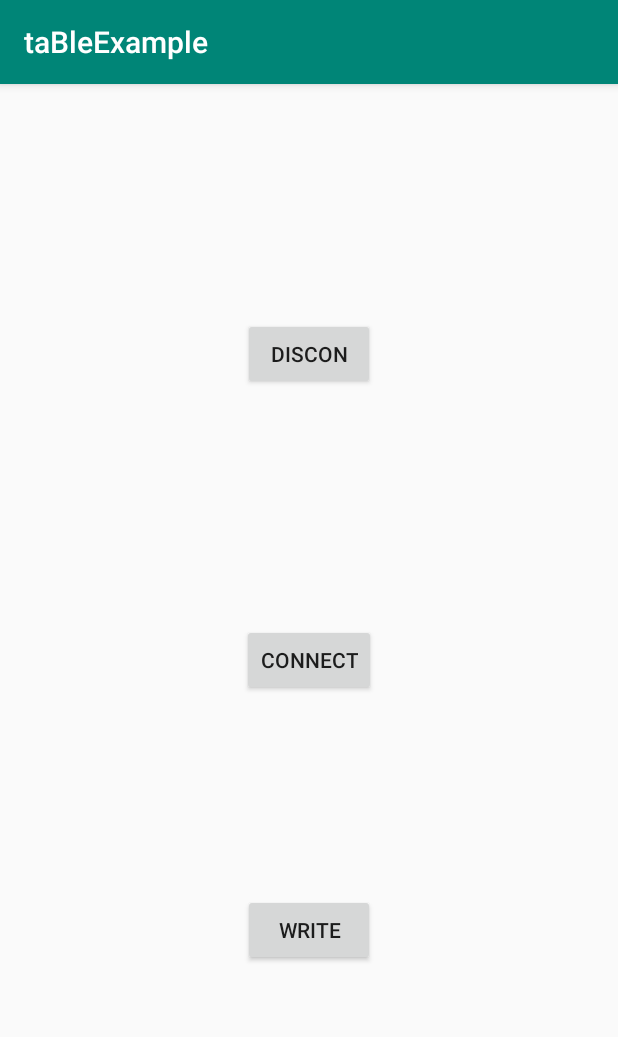
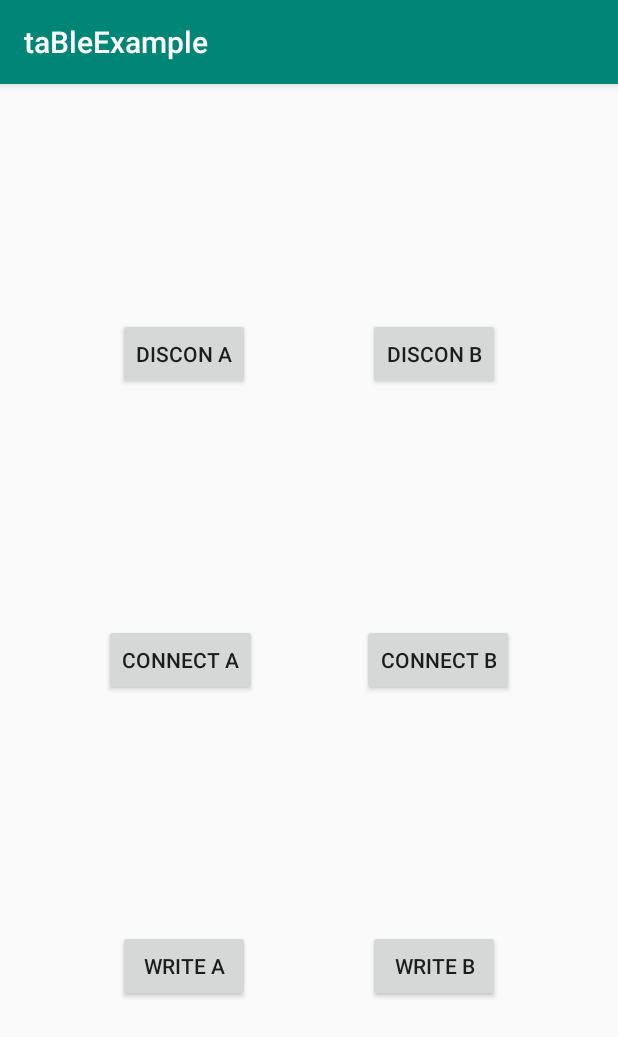
Before and after one commit to tjgmlfbs124/androidBLE, an Android app: the MainActivity screen opened directly, with no data from a screen before it, on a phone screen of 412 x 824 dp. Shown: the top 1037 px of the screen. Run offline under Robolectric (Android 15) with nearby library versions, the phone set to English and light mode, and no system bars; 1 statement that could not run was skipped.

Commit message:
연결중 장비 처리

```diff
--- a/app/src/main/java/com/tathink/tableexample/MainActivity.java
+++ b/app/src/main/java/com/tathink/tableexample/MainActivity.java
@@ -13,7 +13,8 @@ import com.tathink.table.TaDevice;
 import java.util.UUID;
 
 public class MainActivity extends AppCompatActivity {
-    TaDevice toConnnectDevice;
+    TaDevice toConnectDevice;
+    TaDevice toConnectDevice2;
     final static String uuidStr = "0000FFE1-0000-1000-8000-00805F9B34FB";
 
     @Override
@@ -25,10 +26,14 @@ public class MainActivity extends AppCompatActivity {
         Button writeBtn = (Button)this.findViewById(R.id.writeBtn);
         Button disconnectBtn = (Button)this.findViewById(R.id.disconnectBtn);
 
+        Button connectBtn2 = (Button)this.findViewById(R.id.connectBtn2);
+        Button writeBtn2 = (Button)this.findViewById(R.id.writeBtn2);
+        Button disconnectBtn2 = (Button)this.findViewById(R.id.disconnectBtn2);
+
 
         final TaBle myBle = new TaBle(this);
 
-        myBle.scan(20000, new TaBle.ScanCallBack() {
+        myBle.scan(3000, new TaBle.ScanCallBack() {
             // 디바이스가 스캔 될 때 마다 호출됨.
             @Override
             public void onScan(TaDevice device, int rssi) {
@@ -37,8 +42,12 @@ public class MainActivity extends AppCompatActivity {
                 String mAddress = device.address;
                 Log.i("@ckw", "scanned device: "+mName+"//addr: "+mAddress);
                 if(mAddress.equals("50:8C:B1:66:0C:B3") ) {
-                    Log.i("@ckw", "나의주소 저장");
-                    toConnnectDevice = new TaDevice(mAddress, mName);
+                    Log.i("@ckw", "keep1 :"+mName);
+                    toConnectDevice = new TaDevice(mAddress, mName);
+                }
+                if(mAddress.equals("50:8C:B1:6A:7F:D7")) {
+                    Log.i("@ckw", "keep2 :"+mName);
+                    toConnectDevice2 = new TaDevice(mAddress, mName);
                 }
             }
         });
@@ -46,21 +55,38 @@ public class MainActivity extends AppCompatActivity {
         connectBtn.setOnClickListener(new View.OnClickListener() {
             @Override
             public void onClick(View v) {
-                myBle.connect(toConnnectDevice, UUID.fromString(uuidStr));
+                myBle.connect(toConnectDevice, UUID.fromString(uuidStr));
+            }
+        });
+        writeBtn.setOnClickListener(new View.OnClickListener() {
+            @Override
+            public void onClick(View v) {
+                myBle.writeData(toConnectDevice, "hello robot1");
+            }
+        });
+        disconnectBtn.setOnClickListener(new View.OnClickListener() {
+            @Override
+            public void onClick(View v) {
+                myBle.disConnect(toConnectDevice);
             }
         });
 
-        writeBtn.setOnClickListener(new View.OnClickListener() {
+        connectBtn2.setOnClickListener(new View.OnClickListener() {
             @Override
             public void onClick(View v) {
-                myBle.writeData(toConnnectDevice, "hello robot!");
+                myBle.connect(toConnectDevice2, UUID.fromString(uuidStr));
             }
         });
-
-        disconnectBtn.setOnClickListener(new View.OnClickListener() {
+        writeBtn2.setOnClickListener(new View.OnClickListener() {
             @Override
             public void onClick(View v) {
-                myBle.disConnect(toConnnectDevice);
+                myBle.writeData(toConnectDevice2, "hello robot2");
+            }
+        });
+        disconnectBtn2.setOnClickListener(new View.OnClickListener() {
+            @Override
+            public void onClick(View v) {
+                myBle.disConnect(toConnectDevice2);
             }
         });
 
--- a/app/src/main/res/layout/activity_main.xml
+++ b/app/src/main/res/layout/activity_main.xml
@@ -9,32 +9,63 @@
     <Button
         android:layout_width="wrap_content"
         android:layout_height="wrap_content"
-        android:text="DISCON"
+        android:text="DISCON A"
         app:layout_constraintBottom_toTopOf="@id/connectBtn"
         app:layout_constraintLeft_toLeftOf="parent"
-        app:layout_constraintRight_toRightOf="parent"
+        app:layout_constraintRight_toLeftOf="@id/disconnectBtn2"
         app:layout_constraintTop_toTopOf="parent"
         android:id="@+id/disconnectBtn"
-        />
+    />
     <Button
         android:layout_width="wrap_content"
         android:layout_height="wrap_content"
-        android:text="CONNECT"
+        android:text="CONNECT A"
         app:layout_constraintBottom_toBottomOf="parent"
         app:layout_constraintLeft_toLeftOf="parent"
-        app:layout_constraintRight_toRightOf="parent"
+        app:layout_constraintRight_toLeftOf="@id/connectBtn2"
         app:layout_constraintTop_toTopOf="parent"
         android:id="@+id/connectBtn"
         />
     <Button
         android:layout_width="wrap_content"
         android:layout_height="wrap_content"
-        android:text="WRITE"
+        android:text="WRITE A"
         app:layout_constraintBottom_toBottomOf="parent"
         app:layout_constraintLeft_toLeftOf="parent"
-        app:layout_constraintRight_toRightOf="parent"
-        app:layout_constraintTop_toTopOf="@id/connectBtn"
+        app:layout_constraintRight_toLeftOf="@id/writeBtn2"
+        app:layout_constraintTop_toBottomOf="@id/connectBtn"
         android:id="@+id/writeBtn"
         />
 
+    <Button
+        android:layout_width="wrap_content"
+        android:layout_height="wrap_content"
+        android:text="DISCON B"
+        app:layout_constraintBottom_toTopOf="@id/connectBtn2"
+        app:layout_constraintLeft_toRightOf="@id/disconnectBtn"
+        app:layout_constraintRight_toRightOf="parent"
+        app:layout_constraintTop_toTopOf="parent"
+        android:id="@+id/disconnectBtn2"
+        />
+    <Button
+        android:layout_width="wrap_content"
+        android:layout_height="wrap_content"
+        android:text="CONNECT B"
+        app:layout_constraintBottom_toBottomOf="parent"
+        app:layout_constraintLeft_toRightOf="@id/connectBtn"
+        app:layout_constraintRight_toRightOf="parent"
+        app:layout_constraintTop_toTopOf="parent"
+        android:id="@+id/connectBtn2"
+        />
+    <Button
+        android:layout_width="wrap_content"
+        android:layout_height="wrap_content"
+        android:text="WRITE B"
+        app:layout_constraintBottom_toBottomOf="parent"
+        app:layout_constraintLeft_toRightOf="@id/writeBtn"
+        app:layout_constraintRight_toRightOf="parent"
+        app:layout_constraintTop_toBottomOf="@id/connectBtn2"
+        android:id="@+id/writeBtn2"
+        />
+
 </androidx.constraintlayout.widget.ConstraintLayout>
```
Also changed, not shown: table/src/main/java/com/tathink/table/TaBle.java (+42 -10 lines).
